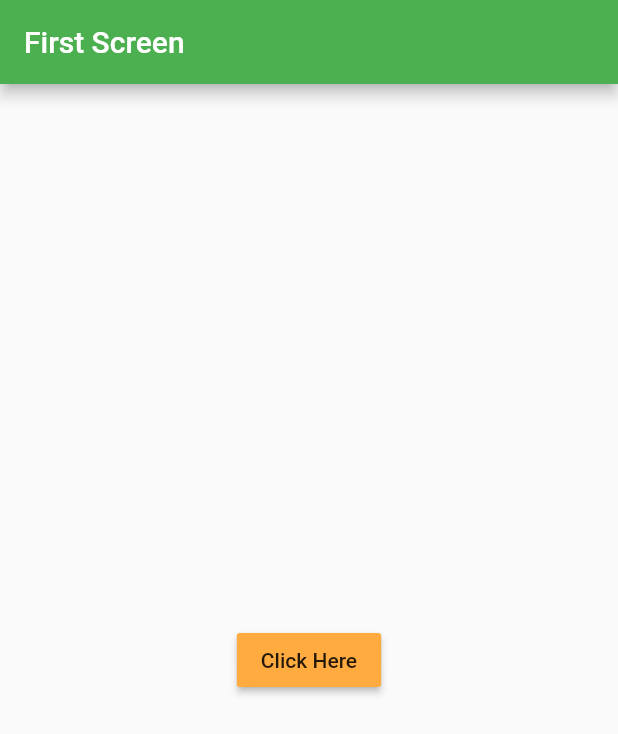
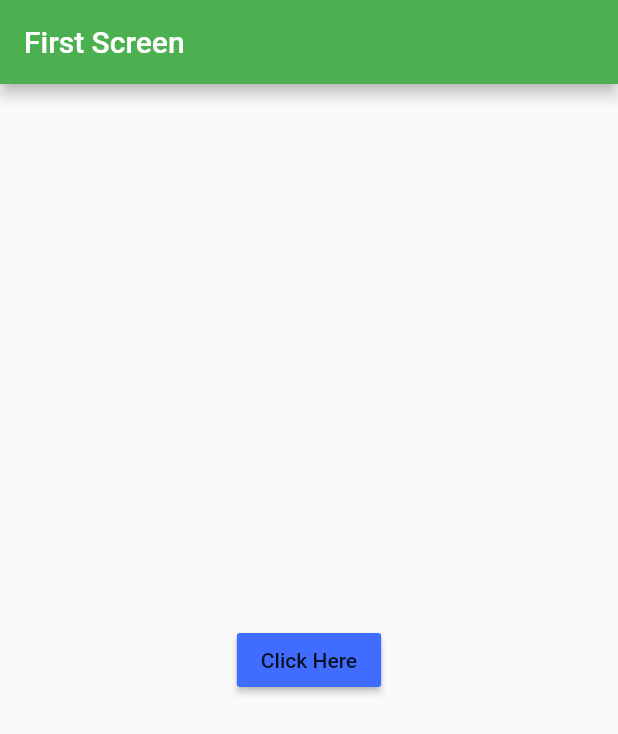
Before and after one commit to gauravsuryvanshi06/Flutter-Dairy-Milk-Delivery-App-, a Flutter app: the screen it shows after launch, on a phone screen of 412 x 824 dp. Shown: the top 734 px of the screen. Run offline on Flutter 3.47's test engine with Material 2 defaults, Android fonts, the phone set to English and light mode, and no system bars.

Commit message:
Committed DONE

```diff
--- a/lib/firstRoute.dart
+++ b/lib/firstRoute.dart
@@ -11,7 +11,7 @@ class FirstRoute extends StatelessWidget {
       body: Center(
         child: MaterialButton(
           child: Text('Click Here'),
-          color: Colors.orangeAccent,
+          color: Color.fromARGB(255, 64, 109, 255),
           onPressed: () {
             Navigator.push(
               context,
```
